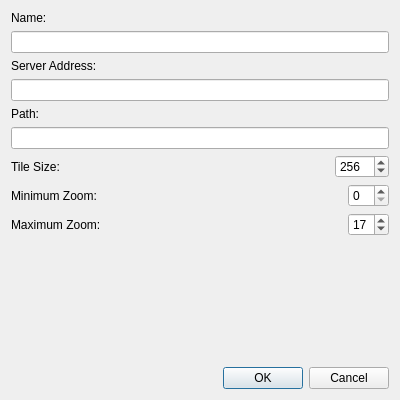
Old version of the form frameworks/qt/plugins/map/dmzQtPluginMapPropertiesTileMapAdapter.ui in the repository dmzgroup/dmz.
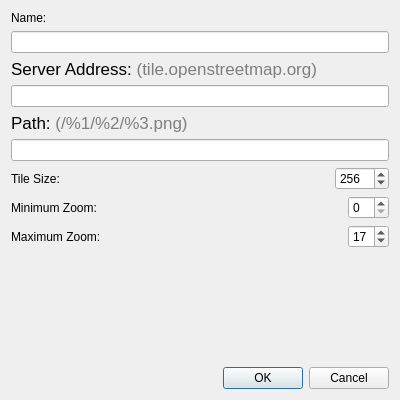
New version of the form.

Commit message: adding support for changing the map adapter durring runtime.

Diff of the .ui file:
```diff
--- a/frameworks/qt/plugins/map/dmzQtPluginMapPropertiesTileMapAdapter.ui
+++ b/frameworks/qt/plugins/map/dmzQtPluginMapPropertiesTileMapAdapter.ui
@@ -30,7 +30,11 @@
    <item>
     <widget class="QLabel" name="label_3">
      <property name="text">
-      <string>Server Address:</string>
+      <string>&lt;!DOCTYPE HTML PUBLIC &quot;-//W3C//DTD HTML 4.0//EN&quot; &quot;http://www.w3.org/TR/REC-html40/strict.dtd&quot;&gt;
+&lt;html&gt;&lt;head&gt;&lt;meta name=&quot;qrichtext&quot; content=&quot;1&quot; /&gt;&lt;style type=&quot;text/css&quot;&gt;
+p, li { white-space: pre-wrap; }
+&lt;/style&gt;&lt;/head&gt;&lt;body style=&quot; font-family:'Lucida Grande'; font-size:13pt; font-weight:400; font-style:normal;&quot;&gt;
+&lt;p style=&quot; margin-top:0px; margin-bottom:0px; margin-left:0px; margin-right:0px; -qt-block-indent:0; text-indent:0px;&quot;&gt;Server Address: &lt;span style=&quot; color:#7e7e7e;&quot;&gt;(tile.openstreetmap.org)&lt;/span&gt;&lt;/p&gt;&lt;/body&gt;&lt;/html&gt;</string>
      </property>
      <property name="alignment">
       <set>Qt::AlignLeading|Qt::AlignLeft|Qt::AlignVCenter</set>
@@ -43,7 +47,11 @@
    <item>
     <widget class="QLabel" name="label_4">
      <property name="text">
-      <string>Path:</string>
+      <string>&lt;!DOCTYPE HTML PUBLIC &quot;-//W3C//DTD HTML 4.0//EN&quot; &quot;http://www.w3.org/TR/REC-html40/strict.dtd&quot;&gt;
+&lt;html&gt;&lt;head&gt;&lt;meta name=&quot;qrichtext&quot; content=&quot;1&quot; /&gt;&lt;style type=&quot;text/css&quot;&gt;
+p, li { white-space: pre-wrap; }
+&lt;/style&gt;&lt;/head&gt;&lt;body style=&quot; font-family:'Lucida Grande'; font-size:13pt; font-weight:400; font-style:normal;&quot;&gt;
+&lt;p style=&quot; margin-top:0px; margin-bottom:0px; margin-left:0px; margin-right:0px; -qt-block-indent:0; text-indent:0px;&quot;&gt;Path: &lt;span style=&quot; color:#7e7e7e;&quot;&gt;(/%1/%2/%3.png)&lt;/span&gt;&lt;/p&gt;&lt;/body&gt;&lt;/html&gt;</string>
      </property>
      <property name="alignment">
       <set>Qt::AlignLeading|Qt::AlignLeft|Qt::AlignVCenter</set>
```
Left out of the diff: 4 changed lines with no effect on the pictures. The commit also changes 7 other files.
